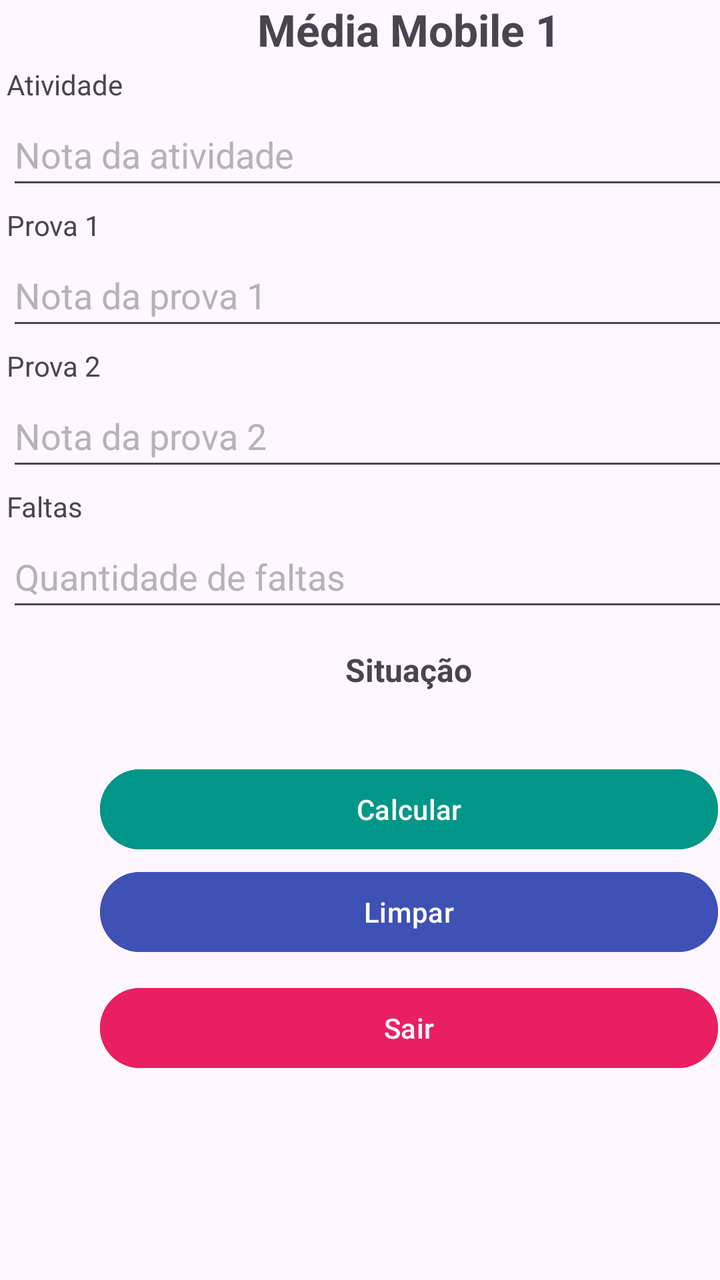
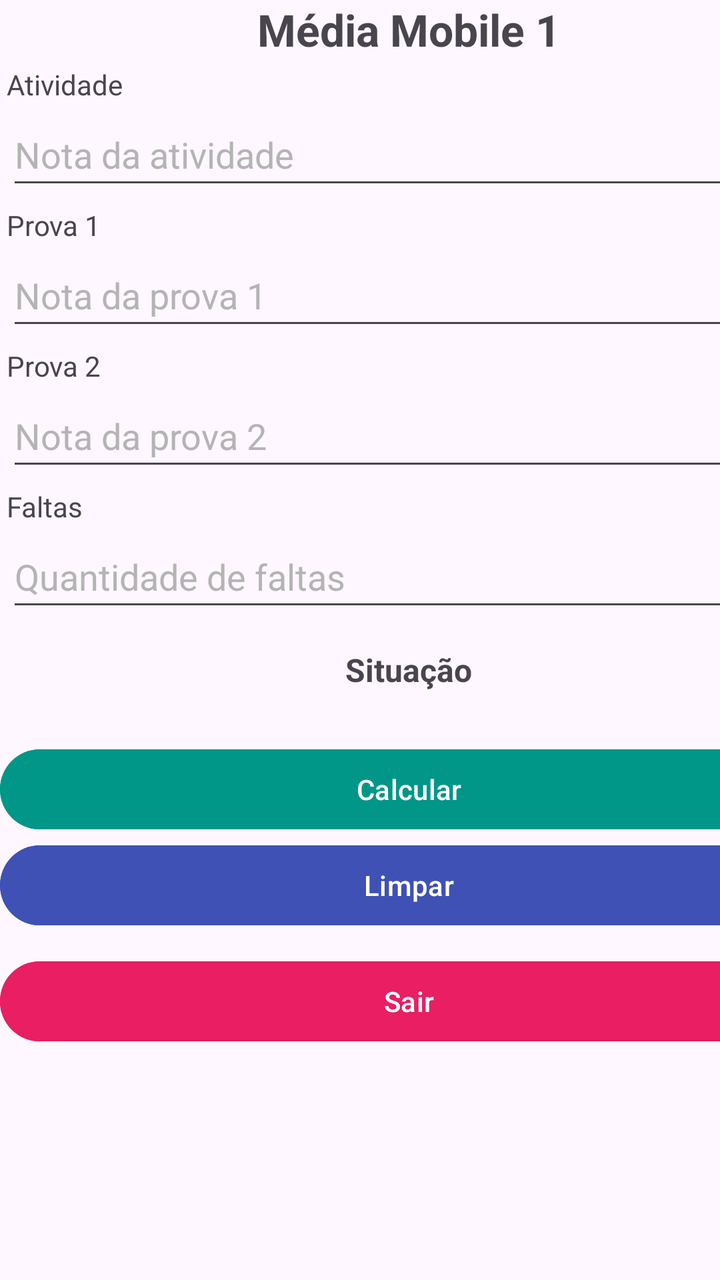

Before-and-after screenshots of an Android layout around one commit, followed by the original layout XML and the change that was made.
<!-- AndroidManifest.xml: application theme Theme.Media_mobile -->
<!-- res/layout/activity_main.xml -->
<?xml version="1.0" encoding="utf-8"?>
<androidx.constraintlayout.widget.ConstraintLayout xmlns:android="http://schemas.android.com/apk/res/android"
    xmlns:app="http://schemas.android.com/apk/res-auto"
    xmlns:tools="http://schemas.android.com/tools"
    android:id="@+id/main"
    android:layout_width="match_parent"
    android:layout_height="match_parent"
    tools:context=".MainActivity">

    <LinearLayout
        android:layout_width="409dp"
        android:layout_height="729dp"
        android:orientation="vertical"
        tools:layout_editor_absoluteX="1dp"
        tools:layout_editor_absoluteY="1dp">

        <TextView
            android:id="@+id/textView"
            android:layout_width="match_parent"
            android:layout_height="wrap_content"
            android:text="Média Mobile 1"
            android:textAlignment="center"
            android:textSize="22sp"
            android:textStyle="bold" />

        <TextView
            android:id="@+id/textView2"
            android:layout_width="match_parent"
            android:layout_height="wrap_content"
            android:layout_marginLeft="10px"
            android:layout_marginTop="10px"
            android:layout_marginRight="10px"
            android:text="Atividade" />

        <EditText
            android:id="@+id/atividade"
            android:layout_width="match_parent"
            android:layout_height="48dp"
            android:layout_marginLeft="10px"
            android:layout_marginRight="10px"
            android:ems="10"
            android:inputType="text"
            android:text="Nota da atividade"
            android:textColor="#B4B4B4" />

        <TextView
            android:id="@+id/textView3"
            android:layout_width="match_parent"
            android:layout_height="wrap_content"
            android:layout_marginLeft="10px"
            android:layout_marginTop="10px"
            android:layout_marginRight="10px"
            android:text="Prova 1" />

        <EditText
            android:id="@+id/prova1"
            android:layout_width="match_parent"
            android:layout_height="48dp"
            android:layout_marginLeft="10px"
            android:layout_marginRight="10px"
            android:ems="10"
            android:inputType="text"
            android:text="Nota da prova 1"
            android:textColor="#B4B4B4" />

        <TextView
            android:id="@+id/textView5"
            android:layout_width="match_parent"
            android:layout_height="wrap_content"
            android:layout_marginLeft="10px"
            android:layout_marginTop="10px"
            android:layout_marginRight="10px"
            android:text="Prova 2" />

        <EditText
            android:id="@+id/prova2"
            android:layout_width="match_parent"
            android:layout_height="48dp"
            android:layout_marginLeft="10px"
            android:layout_marginRight="10px"
            android:ems="10"
            android:inputType="text"
            android:text="Nota da prova 2"
            android:textColor="#B4B4B4" />

        <TextView
            android:id="@+id/textView4"
            android:layout_width="match_parent"
            android:layout_height="wrap_content"
            android:layout_marginLeft="10px"
            android:layout_marginTop="10px"
            android:layout_marginRight="10px"
            android:text="Faltas" />

        <EditText
            android:id="@+id/faltas"
            android:layout_width="match_parent"
            android:layout_height="48dp"
            android:layout_marginLeft="10px"
            android:layout_marginRight="10px"
            android:ems="10"
            android:inputType="text"
            android:text="Quantidade de faltas"
            android:textColor="#B4B4B4" />

        <TextView
            android:id="@+id/textView6"
            android:layout_width="match_parent"
            android:layout_height="wrap_content"
            android:layout_marginLeft="10px"
            android:layout_marginTop="40px"
            android:layout_marginRight="10px"
            android:text="Situação"
            android:textAlignment="center"
            android:textSize="16sp"
            android:textStyle="bold" />

        <TextView
            android:id="@+id/situacao"
            android:layout_width="match_parent"
            android:layout_height="wrap_content"
            android:layout_marginLeft="10px"
            android:layout_marginTop="10px"
            android:layout_marginRight="10px"
            android:textAlignment="center"
            android:textSize="16sp" />

        <Button
            android:id="@+id/calcular"
            android:layout_width="match_parent"
            android:layout_height="wrap_content"
            android:layout_marginLeft="50sp"
            android:layout_marginTop="10sp"
            android:layout_marginRight="50sp"
            android:backgroundTint="#009688"
            android:hyphenationFrequency="normal"
            android:text="Calcular" />

        <Button
            android:id="@+id/limpar"
            android:layout_width="match_parent"
            android:layout_height="wrap_content"
            android:layout_marginLeft="50sp"
            android:layout_marginTop="10px"
            android:layout_marginRight="50sp"
            android:backgroundTint="#3F51B5"
            android:text="Limpar" />

        <Button
            android:id="@+id/sair"
            android:layout_width="match_parent"
            android:layout_height="wrap_content"
            android:layout_marginLeft="50sp"
            android:layout_marginTop="10sp"
            android:layout_marginRight="50sp"
            android:backgroundTint="#E91E63"
            android:text="Sair" />

    </LinearLayout>
</androidx.constraintlayout.widget.ConstraintLayout>
<!-- resources referenced by this layout -->
<resources>
  <style name="Theme.Media_mobile" parent="Base.Theme.Media_mobile" />
  <style name="Base.Theme.Media_mobile" parent="Theme.Material3.DayNight.NoActionBar">
          
          
      </style>
</resources>

<!-- the commit's change to res/layout/activity_main.xml (unified diff, before → after) -->
@@ -129,9 +129,6 @@
             android:id="@+id/calcular"
             android:layout_width="match_parent"
             android:layout_height="wrap_content"
-            android:layout_marginLeft="50sp"
-            android:layout_marginTop="10sp"
-            android:layout_marginRight="50sp"
             android:backgroundTint="#009688"
             android:hyphenationFrequency="normal"
             android:text="Calcular" />
@@ -140,9 +137,6 @@
             android:id="@+id/limpar"
             android:layout_width="match_parent"
             android:layout_height="wrap_content"
-            android:layout_marginLeft="50sp"
-            android:layout_marginTop="10px"
-            android:layout_marginRight="50sp"
             android:backgroundTint="#3F51B5"
             android:text="Limpar" />
 
@@ -150,9 +144,7 @@
             android:id="@+id/sair"
             android:layout_width="match_parent"
             android:layout_height="wrap_content"
-            android:layout_marginLeft="50sp"
             android:layout_marginTop="10sp"
-            android:layout_marginRight="50sp"
             android:backgroundTint="#E91E63"
             android:text="Sair" />
 
